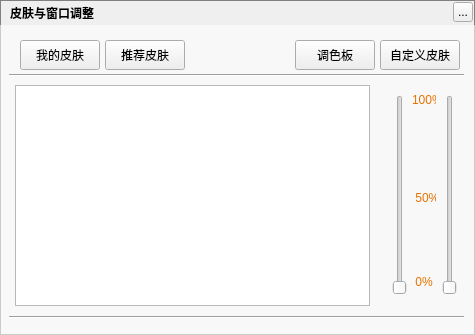
Before: the Qt Designer form ui/core-widget/musicbackgroundskindialog.ui in Greedysky/TTKMusicPlayer, drawn with Qt 5.
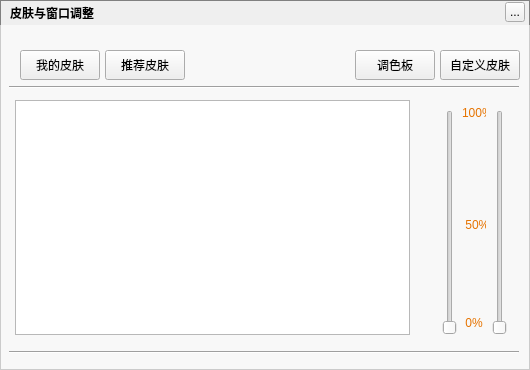
After: the same form once the commit is applied.

Commit message: refactor music background skin[651330]

Patch:
```diff
--- a/ui/core-widget/musicbackgroundskindialog.ui
+++ b/ui/core-widget/musicbackgroundskindialog.ui
@@ -6,8 +6,8 @@
    <rect>
     <x>0</x>
     <y>0</y>
-    <width>475</width>
-    <height>335</height>
+    <width>530</width>
+    <height>370</height>
    </rect>
   </property>
   <property name="windowTitle">
@@ -19,10 +19,10 @@
   <widget class="QLabel" name="showPerArea">
    <property name="geometry">
     <rect>
-     <x>412</x>
-     <y>90</y>
+     <x>462</x>
+     <y>105</y>
      <width>24</width>
-     <height>201</height>
+     <height>226</height>
     </rect>
    </property>
    <property name="styleSheet">
@@ -36,22 +36,24 @@
 
 
 
+
  50%
 
 
 
 
 
+
  0%</string>
    </property>
   </widget>
   <widget class="QSlider" name="bgTransparentSlider">
    <property name="geometry">
     <rect>
-     <x>390</x>
-     <y>95</y>
+     <x>440</x>
+     <y>110</y>
      <width>20</width>
-     <height>200</height>
+     <height>225</height>
     </rect>
    </property>
    <property name="orientation">
@@ -63,8 +65,8 @@
     <rect>
      <x>0</x>
      <y>0</y>
-     <width>475</width>
-     <height>335</height>
+     <width>530</width>
+     <height>370</height>
     </rect>
    </property>
    <property name="styleSheet">
@@ -93,7 +95,7 @@
   <widget class="QToolButton" name="topTitleCloseButton">
    <property name="geometry">
     <rect>
-     <x>453</x>
+     <x>505</x>
      <y>2</y>
      <width>20</width>
      <height>20</height>
@@ -107,7 +109,7 @@
    <property name="geometry">
     <rect>
      <x>20</x>
-     <y>40</y>
+     <y>50</y>
      <width>80</width>
      <height>30</height>
     </rect>
@@ -120,7 +122,7 @@
    <property name="geometry">
     <rect>
      <x>105</x>
-     <y>40</y>
+     <y>50</y>
      <width>80</width>
      <height>30</height>
     </rect>
@@ -132,10 +134,10 @@
   <widget class="QSlider" name="bgTransparentSliderR">
    <property name="geometry">
     <rect>
-     <x>440</x>
-     <y>95</y>
+     <x>490</x>
+     <y>110</y>
      <width>20</width>
-     <height>200</height>
+     <height>225</height>
     </rect>
    </property>
    <property name="orientation">
@@ -146,9 +148,9 @@
    <property name="geometry">
     <rect>
      <x>15</x>
-     <y>85</y>
-     <width>355</width>
-     <height>221</height>
+     <y>100</y>
+     <width>395</width>
+     <height>235</height>
     </rect>
    </property>
    <property name="currentIndex">
@@ -161,8 +163,8 @@
    <property name="geometry">
     <rect>
      <x>9</x>
-     <y>73</y>
-     <width>455</width>
+     <y>85</y>
+     <width>510</width>
      <height>5</height>
     </rect>
    </property>
@@ -173,8 +175,8 @@
   <widget class="QPushButton" name="customSkin">
    <property name="geometry">
     <rect>
-     <x>380</x>
-     <y>40</y>
+     <x>440</x>
+     <y>50</y>
      <width>80</width>
      <height>30</height>
     </rect>
@@ -186,8 +188,8 @@
   <widget class="QPushButton" name="paletteButton">
    <property name="geometry">
     <rect>
-     <x>295</x>
-     <y>40</y>
+     <x>355</x>
+     <y>50</y>
      <width>80</width>
      <height>30</height>
     </rect>
@@ -200,8 +202,8 @@
    <property name="geometry">
     <rect>
      <x>9</x>
-     <y>315</y>
-     <width>455</width>
+     <y>350</y>
+     <width>510</width>
      <height>5</height>
     </rect>
    </property>
@@ -214,8 +216,8 @@
     <rect>
      <x>0</x>
      <y>25</y>
-     <width>481</width>
-     <height>310</height>
+     <width>530</width>
+     <height>345</height>
     </rect>
    </property>
    <property name="styleSheet">
```
The commit also changes 2 other files.
